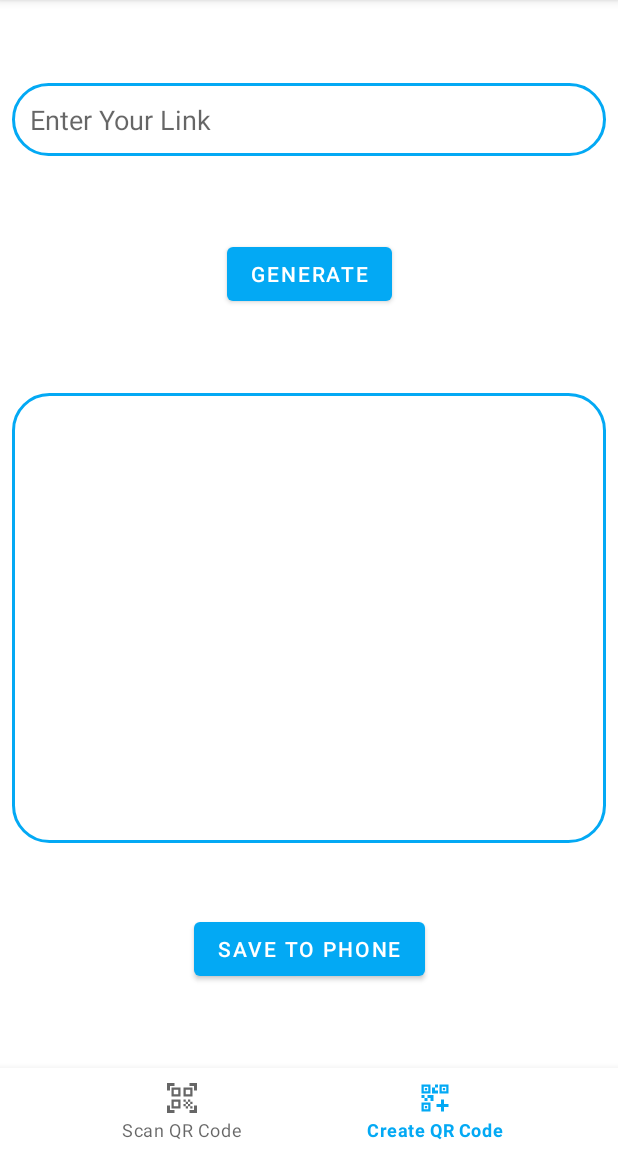
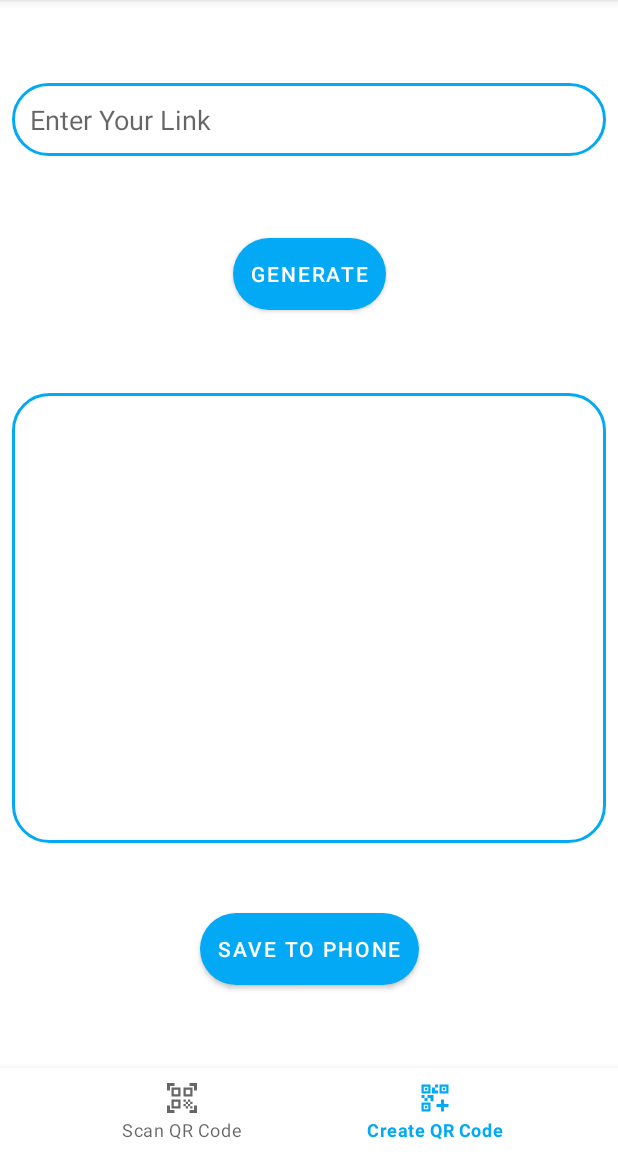
Before and after one commit to Raghad106/INTERNPROVE_AD_05, an Android app: the screen it shows after launch (MainActivity), item 2 of the bottom bar chosen, on a phone screen of 412 x 824 dp, the part 84-1236 px from its top. Run offline under Robolectric (Android 15) with nearby library versions, the phone set to English and light mode, and no system bars; our stand-ins replace Room's generated code; libraries missing offline, so code that uses them is left out: com.journeyapps.barcodescanner; 3 statements that could not run were skipped.

```diff
--- /dev/null
+++ b/app/src/main/res/drawable/design_with_stroke_buttons.xml
@@ -0,0 +1,9 @@
+<?xml version="1.0" encoding="utf-8"?>
+<shape android:shape="rectangle"
+    xmlns:android="http://schemas.android.com/apk/res/android">
+<solid
+    android:color="@color/blue_700"
+    />
+    <corners
+        android:radius="28dp"/>
+</shape>
--- a/app/src/main/res/layout/fragment_create_qr_code.xml
+++ b/app/src/main/res/layout/fragment_create_qr_code.xml
@@ -31,6 +31,10 @@
         android:layout_marginTop="8dp"
         android:text="@string/generate_link_bt"
         app:layout_constraintBottom_toTopOf="@id/IVQRGenerated"
+        android:background="@drawable/design_with_stroke_buttons"
+        android:padding="8dp"
+        android:paddingStart="12dp"
+        android:paddingEnd="12dp"
         />
 
     <ImageView
@@ -54,5 +58,10 @@
         app:layout_constraintBottom_toBottomOf="parent"
         app:layout_constraintEnd_toEndOf="parent"
         app:layout_constraintStart_toStartOf="@+id/ETEnterYourLink"
-        app:layout_constraintTop_toBottomOf="@+id/IVQRGenerated" />
+        app:layout_constraintTop_toBottomOf="@+id/IVQRGenerated"
+        android:background="@drawable/design_with_stroke_buttons"
+        android:padding="8dp"
+        android:paddingStart="12dp"
+        android:paddingEnd="12dp"
+        />
 </androidx.constraintlayout.widget.ConstraintLayout>
```
Also changed, not shown: app/src/main/res/layout/fragment_scan_qr_code.xml (+13 -5 lines).
